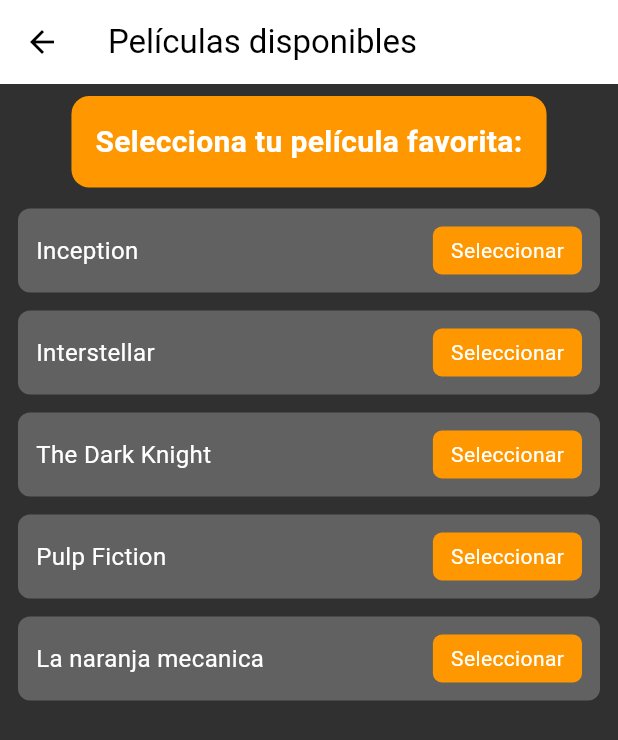
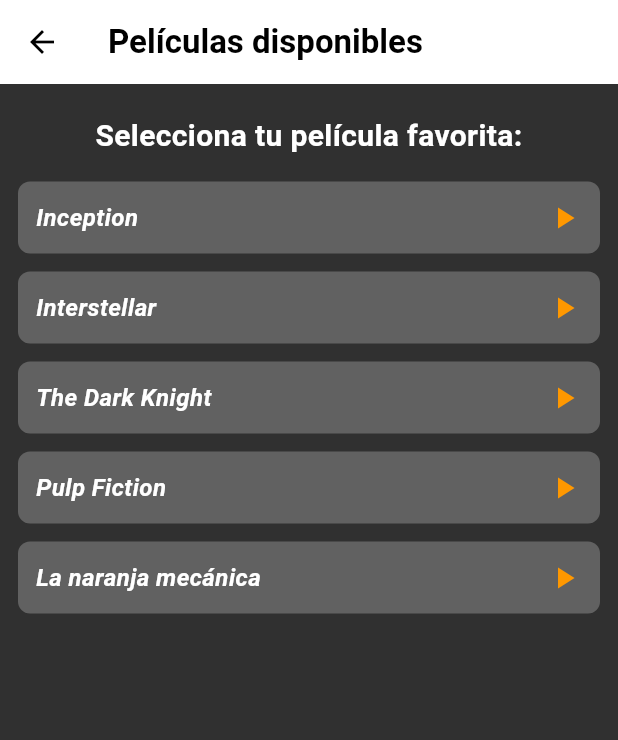
Before and after one commit to rbriz758/Interfaz-hm, a Flutter app: the ListViewScreen screen opened directly, on a phone screen of 412 x 824 dp. Shown: the top 740 px of the screen. Run offline on Flutter 3.47's test engine with Material 3 defaults, Android fonts, the phone set to English and light mode, and no system bars; Roboto replaces fonts that are missing (RobotoSlab).

Commit message:
Cambio de formato en list_view para gozar de una calidad visual superlativa

```diff
--- a/isaacperezmascaro_rodrigobrizramos_p1/lib/views/list_view.dart
+++ b/isaacperezmascaro_rodrigobrizramos_p1/lib/views/list_view.dart
@@ -1,5 +1,3 @@
-// SEGUNDA PANTALLA CON ESTÉTICA SIMILAR A MAINVIEW Y APPBAR BLANCA
-
 import 'package:flutter/material.dart';
 
 class ListViewScreen extends StatelessWidget {
@@ -10,37 +8,32 @@ class ListViewScreen extends StatelessWidget {
     'Interstellar',
     'The Dark Knight',
     'Pulp Fiction',
-    'La naranja mecanica',
+    'La naranja mecánica',
   ];
 
   @override
   Widget build(BuildContext context) {
-    // Scaffold - Inicio
     return Scaffold(
       backgroundColor: Colors.grey[850],
       appBar: AppBar(
         title: const Text(
-          'Películas disponibles', // Text - Inicio y Fin
-          style: TextStyle(color: Colors.black),
+          'Películas disponibles',
+          style: TextStyle(
+            color: Colors.black,
+            fontFamily: 'RobotoSlab',
+            fontSize: 22,
+            fontWeight: FontWeight.w600,
           ),
-        backgroundColor: Colors.white, // Barra blanca
-        iconTheme: const IconThemeData(color: Colors.black), // iconos en negro si hay
         ),
-      // Center - Inicio
+        backgroundColor: Colors.white,
+        iconTheme: const IconThemeData(color: Colors.black),
+      ),
       body: Center(
-        // Column - Inicio
         child: Column(
           children: [
-            // Container - Inicio
-            Container(
-              padding: const EdgeInsets.all(16),
-              margin: const EdgeInsets.all(8),
-              decoration: BoxDecoration(
-                color: Colors.orange,
-                borderRadius: BorderRadius.circular(12),
-              ),
-              child: const Text(
-                'Selecciona tu película favorita:', // Text - Inicio y Fin
+            const SizedBox(height: 20),
+            const Text(
+              'Selecciona tu película favorita:',
               style: TextStyle(
                 color: Colors.white,
                 fontSize: 20,
@@ -48,14 +41,11 @@ class ListViewScreen extends StatelessWidget {
               ),
               textAlign: TextAlign.center,
             ),
-            ), // Container - Fin
-
-            // ListView.builder - Inicio
+            const SizedBox(height: 10),
             Expanded(
               child: ListView.builder(
                 itemCount: movies.length,
                 itemBuilder: (context, index) {
-                  // Container - Inicio
                   return Container(
                     margin: const EdgeInsets.symmetric(horizontal: 12, vertical: 6),
                     padding: const EdgeInsets.all(12),
@@ -63,44 +53,35 @@ class ListViewScreen extends StatelessWidget {
                       color: Colors.grey[700],
                       borderRadius: BorderRadius.circular(8),
                     ),
-                    // Row - Inicio
                     child: Row(
                       mainAxisAlignment: MainAxisAlignment.spaceBetween,
                       children: [
                         Text(
-                          movies[index], // Text - Inicio y Fin
-                          style: const TextStyle(color: Colors.white, fontSize: 16),
+                          movies[index],
+                          style: const TextStyle(
+                            color: Colors.white,
+                            fontSize: 16,
+                            fontWeight: FontWeight.bold,
+                            fontStyle: FontStyle.italic,
                           ),
-                        // GestureDetector - Inicio
+                        ),
                         GestureDetector(
                           onTap: () {
-                            // Acción de ejemplo: seleccionar película
                             ScaffoldMessenger.of(context).showSnackBar(
                               SnackBar(content: Text('Seleccionaste: ${movies[index]}')),
                             );
                           },
-                          // Container dentro de GestureDetector - Inicio
-                          child: Container(
-                            padding: const EdgeInsets.symmetric(vertical: 6, horizontal: 12),
-                            decoration: BoxDecoration(
-                              color: Colors.orange,
-                              borderRadius: BorderRadius.circular(6),
+                          child: const Icon(Icons.play_arrow, color: Colors.orange),
                         ),
-                            child: const Text(
-                              'Seleccionar', // Text - Inicio y Fin
-                              style: TextStyle(color: Colors.white),
+                      ],
                     ),
-                          ), // Container dentro de GestureDetector - Fin
-                        ), // GestureDetector - Fin
-                      ],
-                    ), // Row - Fin
-                  ); // Container - Fin
+                  );
                 },
               ),
-            ), // ListView.builder - Fin
+            ),
           ],
-        ), // Column - Fin
-      ), // Center - Fin
-    ); // Scaffold - Fin
+        ),
+      ),
+    );
   }
 }
```
Lines whose indentation alone changed are shown as unchanged.
